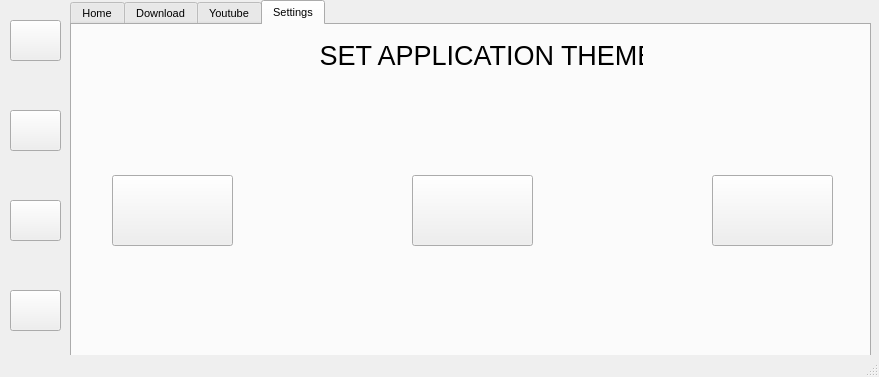
Qt form main.ui (gautamsood15/download_manager) before a commit.
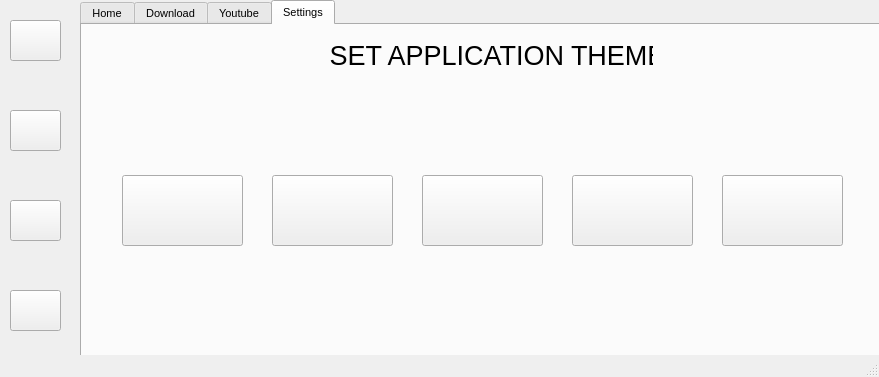
The same form after that commit. Icons and pictures are not drawn.

Commit message: Adding new schemas, new style css and new push buttons

```diff
--- a/main.ui
+++ b/main.ui
@@ -23,7 +23,7 @@
     </property>
     <property name="geometry">
      <rect>
-      <x>70</x>
+      <x>80</x>
       <y>0</y>
       <width>801</width>
       <height>361</height>
@@ -827,7 +827,7 @@
      <widget class="QPushButton" name="pushButton_13">
       <property name="geometry">
        <rect>
-        <x>340</x>
+        <x>190</x>
         <y>150</y>
         <width>121</width>
         <height>71</height>
@@ -843,7 +843,7 @@
      <widget class="QPushButton" name="pushButton_14">
       <property name="geometry">
        <rect>
-        <x>640</x>
+        <x>340</x>
         <y>150</y>
         <width>121</width>
         <height>71</height>
@@ -874,6 +874,38 @@
        <string> SET APPLICATION THEME</string>
       </property>
      </widget>
+     <widget class="QPushButton" name="pushButton_15">
+      <property name="geometry">
+       <rect>
+        <x>490</x>
+        <y>150</y>
+        <width>121</width>
+        <height>71</height>
+       </rect>
+      </property>
+      <property name="cursor">
+       <cursorShape>PointingHandCursor</cursorShape>
+      </property>
+      <property name="text">
+       <string/>
+      </property>
+     </widget>
+     <widget class="QPushButton" name="pushButton_16">
+      <property name="geometry">
+       <rect>
+        <x>640</x>
+        <y>150</y>
+        <width>121</width>
+        <height>71</height>
+       </rect>
+      </property>
+      <property name="cursor">
+       <cursorShape>PointingHandCursor</cursorShape>
+      </property>
+      <property name="text">
+       <string/>
+      </property>
+     </widget>
     </widget>
    </widget>
    <widget class="QPushButton" name="pushButton_6">
```
The commit also changes 2 other files.
